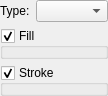
claudiobogossian/terralib5, file src/terralib/qt/widgets/se/ui/PolygonSymbolizerWidgetForm.ui: the form before one commit.
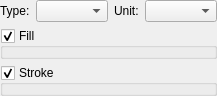
The form after the commit.

Commit message: Adding Unit of Measure option - prototype;

Diff of the .ui file:
```diff
--- a/src/terralib/qt/widgets/se/ui/PolygonSymbolizerWidgetForm.ui
+++ b/src/terralib/qt/widgets/se/ui/PolygonSymbolizerWidgetForm.ui
@@ -6,29 +6,31 @@
    <rect>
     <x>0</x>
     <y>0</y>
-    <width>106</width>
-    <height>62</height>
+    <width>214</width>
+    <height>64</height>
    </rect>
   </property>
   <property name="windowTitle">
    <string>Form</string>
   </property>
-  <layout class="QGridLayout" name="gridLayout_2">
+  <layout class="QGridLayout" name="gridLayout_5">
    <property name="margin">
     <number>0</number>
    </property>
    <item row="0" column="0">
-    <layout class="QGridLayout" name="gridLayout">
+    <layout class="QGridLayout" name="gridLayout_4">
      <item row="0" column="0">
-      <layout class="QHBoxLayout" name="horizontalLayout">
-       <item>
+      <layout class="QGridLayout" name="gridLayout_3">
+       <item row="0" column="0">
+        <layout class="QGridLayout" name="gridLayout_2">
+         <item row="0" column="0">
         <widget class="QLabel" name="m_polygonSymbolizerTypeLabel">
          <property name="text">
           <string>Type:</string>
          </property>
         </widget>
        </item>
-       <item>
+         <item row="0" column="1">
         <widget class="QComboBox" name="m_polygonSymbolizerTypeComboBox">
          <property name="sizePolicy">
           <sizepolicy hsizetype="Expanding" vsizetype="Fixed">
@@ -37,6 +39,29 @@
           </sizepolicy>
          </property>
         </widget>
+         </item>
+        </layout>
+       </item>
+       <item row="0" column="1">
+        <layout class="QGridLayout" name="gridLayout">
+         <item row="0" column="0">
+          <widget class="QLabel" name="m_uomLabel">
+           <property name="text">
+            <string>Unit:</string>
+           </property>
+          </widget>
+         </item>
+         <item row="0" column="1">
+          <widget class="QComboBox" name="m_uomComboBox">
+           <property name="sizePolicy">
+            <sizepolicy hsizetype="Expanding" vsizetype="Fixed">
+             <horstretch>0</horstretch>
+             <verstretch>0</verstretch>
+            </sizepolicy>
+           </property>
+          </widget>
+         </item>
+        </layout>
        </item>
       </layout>
      </item>
```
Lines whose indentation alone changed are shown as unchanged. The commit also changes 1 other file.
